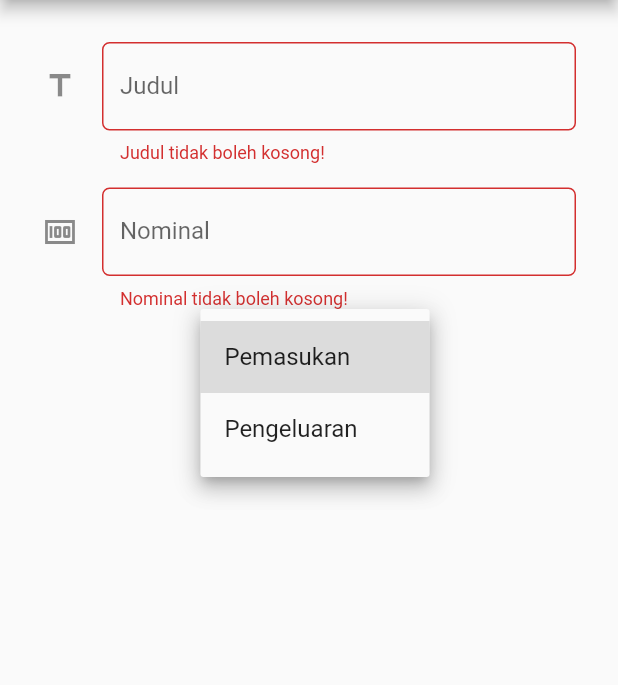
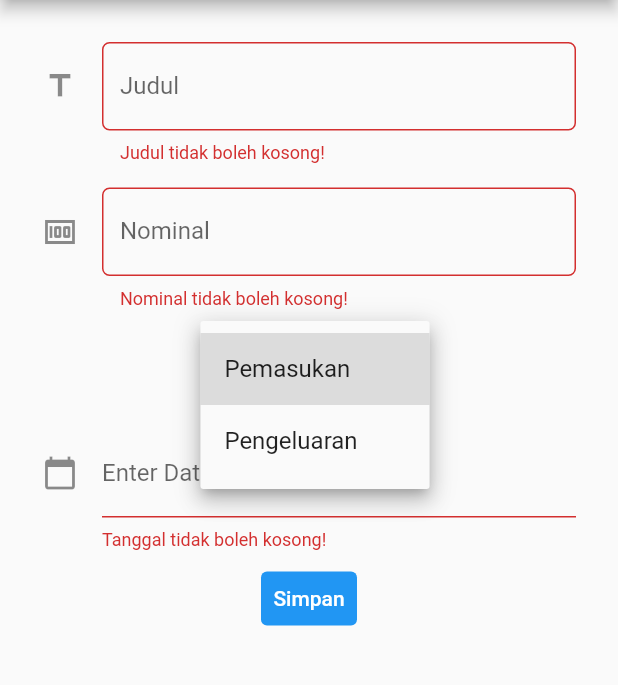
Before and after one commit to BimoHenokh/coba-flutter, a Flutter app: the MyFormPage screen opened directly, after a tap on "Simpan", after a tap on "Pemasukan", on a phone screen of 412 x 824 dp, the part 84-769 px from its top. Run offline on Flutter 3.47's test engine with Material 2 defaults, Android fonts, the light colour scheme and no system bars.

Commit message:
bonus tugas 8

```diff
--- /dev/null
+++ b/lib/drawer.dart
@@ -0,0 +1,46 @@
+import 'package:flutter/material.dart';
+import 'package:coba_flutters/main.dart';
+import 'package:coba_flutters/form.dart';
+import 'package:coba_flutters/budget_data.dart';
+
+Widget myDrawer (context){
+  return Drawer(
+        child: Column(
+          children: [
+            // Menambahkan clickable menu
+            ListTile(
+              title: const Text('Counter'),
+              onTap: () {
+                // Route menu ke halaman utama
+                Navigator.pushReplacement(
+                  context,
+                  MaterialPageRoute(builder: (context) => const MyHomePage()),
+                );
+              },
+            ),
+            ListTile(
+              title: const Text('Form'),
+              onTap: () {
+                // Route menu ke halaman form
+                Navigator.pushReplacement(
+                  context,
+                  MaterialPageRoute(builder: (context) => const MyFormPage()),
+                );
+              },
+            ),
+
+            ListTile(
+              title: const Text('Data budget'),
+              onTap: () {
+                // Route menu ke halaman form
+                Navigator.pushReplacement(
+                  context,
+                  MaterialPageRoute(builder: (context) => const MyBudgetData()),
+                );
+              },
+            ),
+
+          ],
+        ),
+      );
+}
--- a/lib/form.dart
+++ b/lib/form.dart
@@ -2,6 +2,9 @@
 import 'package:coba_flutters/main.dart';
 import 'package:coba_flutters/budget_data.dart';
 import 'package:coba_flutters/model.dart';
+import 'package:coba_flutters/drawer.dart';
+import 'package:intl/intl.dart';
+
 
 
 class MyFormPage extends StatefulWidget {
@@ -20,6 +23,9 @@
   String _jenisBudget = "Pemasukan";
   List<String> listJenisBudget = ["Pemasukan", "Pengeluaran"];
 
+  TextEditingController choosenDate = TextEditingController();
+
+
   @override
   Widget build(BuildContext context) {
     return Scaffold(
@@ -27,45 +33,7 @@
         title: Text('Form'),
       ),
 
-      drawer: Drawer(
-        child: Column(
-          children: [
-            // Menambahkan clickable menu
-            ListTile(
-              title: const Text('Counter'),
-              onTap: () {
-                // Route menu ke halaman utama
-                Navigator.pushReplacement(
-                  context,
-                  MaterialPageRoute(builder: (context) => const MyHomePage()),
-                );
-              },
-            ),
-            ListTile(
-              title: const Text('Form'),
-              onTap: () {
-                // Route menu ke halaman form
-                Navigator.pushReplacement(
-                  context,
-                  MaterialPageRoute(builder: (context) => const MyFormPage()),
-                );
-              },
-            ),
-
-            ListTile(
-              title: const Text('Data budget'),
-              onTap: () {
-                // Route menu ke halaman form
-                Navigator.pushReplacement(
-                  context,
-                  MaterialPageRoute(builder: (context) => const MyBudgetData()),
-                );
-              },
-            ),
-
-          ],
-        ),
-      ),
+      drawer: myDrawer(context),
 
       body: Form(
         key: _formKey,
@@ -154,7 +122,9 @@
                       ),
                     ),
 
-                DropdownButton(
+                Padding(
+                  padding: const EdgeInsets.all(8.0),
+                  child: DropdownButton(
                     value: _jenisBudget,
                     icon: const Icon(Icons.keyboard_arrow_down),
                     items: listJenisBudget.map((String items) {
@@ -169,7 +139,45 @@
                       });
                     },
                   ),
+                ),
 
+                Padding(
+                  padding: const EdgeInsets.all(8.0),
+                  child: TextFormField(
+                    controller: choosenDate, //editing controller of this TextField
+                    decoration: const InputDecoration(
+                      icon: Icon(Icons.calendar_today), //icon of text field
+                      labelText: "Enter Date" //label text of field
+                    ),
+                    readOnly: true,  // when true user cannot edit text
+                    onTap: () async {
+
+                      DateTime? pickedDate = await showDatePicker(
+                          context: context,
+                          initialDate: DateTime.now(), //get today's date
+                          firstDate:DateTime.now(), //DateTime.now() - not to allow to choose before today.
+                          lastDate: DateTime(2101),
+
+
+                      );
+
+                      if(pickedDate != null ){
+                          setState(() {
+                            choosenDate.text = DateFormat('dd-MM-yyyy').format(pickedDate);
+                          });
+                      }else{
+                          print("Date is not selected");
+                      }
+                            //when click we have to show the datepicker
+                    },
+                    validator: (String? value) {
+                      if (value == null || value.isEmpty) {
+                          return 'Tanggal tidak boleh kosong!';
+                      }
+                      return null;
+                    },
+                  ),
+                ),
 
                 TextButton(
                   child: const Text(
@@ -182,7 +190,7 @@
                   onPressed: () {
                     if (_formKey.currentState!.validate()) {
                       setState((){
-                        listData.add(Model(_judul, _nominal, _jenisBudget));
+                        listData.add(Model(_judul, _nominal, _jenisBudget, choosenDate.text));
                       });
                     }
                   },
--- a/lib/model.dart
+++ b/lib/model.dart
@@ -6,6 +6,7 @@
   String judul;
   int nominal;
   String jenisBudget;
+  String tanggal;
 
-  Model(this.judul, this.nominal, this.jenisBudget);
+  Model(this.judul, this.nominal, this.jenisBudget, this.tanggal);
 }
--- a/pubspec.yaml
+++ b/pubspec.yaml
@@ -36,6 +36,7 @@
   # The following adds the Cupertino Icons font to your application.
   # Use with the CupertinoIcons class for iOS style icons.
   cupertino_icons: ^1.0.2
+  intl: ^0.17.0
 
 dev_dependencies:
   flutter_test:
```
Also changed, not shown: lib/budget_data.dart (+9 -42 lines), lib/main.dart (+3 -40 lines), pubspec.lock. Lines whose indentation alone changed are shown as unchanged.
